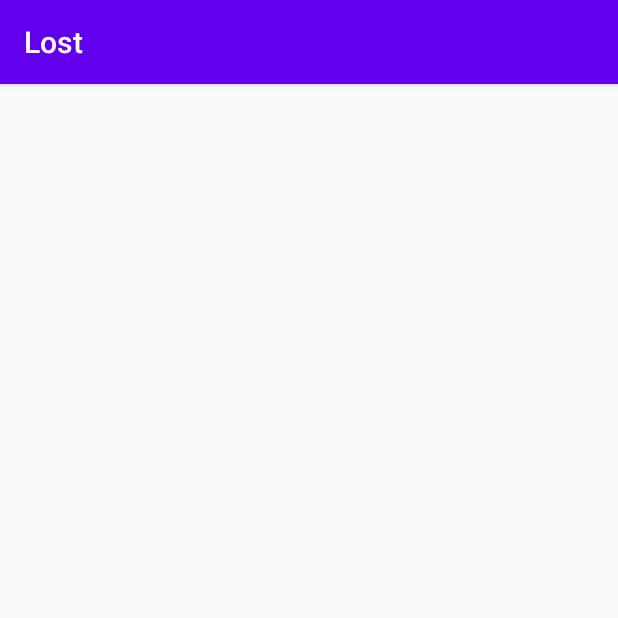
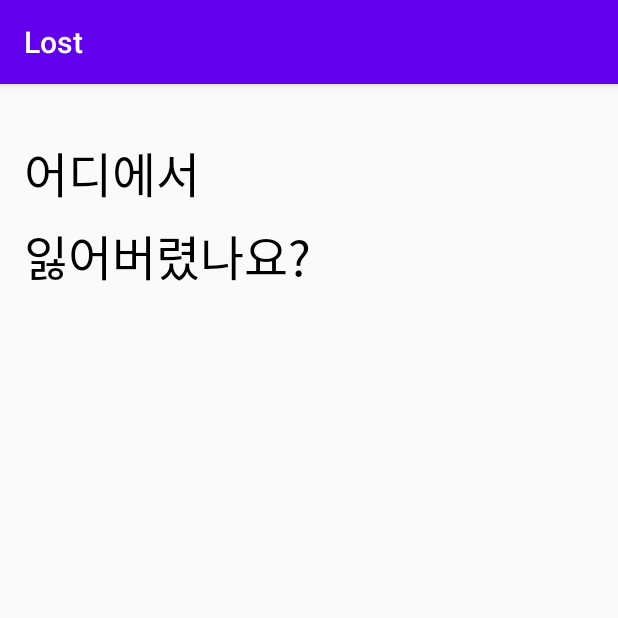
Before and after one commit to CoBita/Lost, an Android app: the fragment AcquirePlaceFr placed in its activity, on a phone screen of 412 x 824 dp, the top half of it. Run offline under Robolectric (Android 15) with nearby library versions, the phone set to English and light mode, and no system bars; our stand-ins replace data binding; libraries missing offline, so code that uses them is left out: com.and.base.

Commit message:
- acquire PlaceList Click

```diff
--- a/app/src/main/java/com/bita/lost/ui/main/AcquirePlaceFr.kt
+++ b/app/src/main/java/com/bita/lost/ui/main/AcquirePlaceFr.kt
@@ -19,7 +19,10 @@ class AcquirePlaceFr : LFragment() {
 
     lateinit var bb: AcquirePlaceFrBinding
 
-    private val acquirePlaceAdapter by lazy { AcquirePlaceAdapter() }
+    private val acquirePlaceAdapter by lazy {
+        //TODO : Animation 부분
+        AcquirePlaceAdapter().apply { onItemClick = { mainVm.setAcquirePlaceData(it) } }
+    }
     private val decoration = AcquirePlaceItemDecoration()
 
     override fun onCreateView(inflater: LayoutInflater, container: ViewGroup?, savedInstanceState: Bundle?): View? {
@@ -34,4 +37,12 @@ class AcquirePlaceFr : LFragment() {
         bb.recycler.addItemDecoration(decoration)
         vm.getAcquirePlaceCode()
     }
+
+
+    companion object {
+        fun newInstance(): AcquirePlaceFr {
+            val acquirePlaceFr = AcquirePlaceFr()
+            return acquirePlaceFr
+        }
+    }
 }
--- a/app/src/main/java/com/bita/lost/ui/main/MainActivity.kt
+++ b/app/src/main/java/com/bita/lost/ui/main/MainActivity.kt
@@ -1,6 +1,7 @@
 package com.bita.lost.ui.main
 
 import android.os.Bundle
+import androidx.lifecycle.Observer
 import com.bita.lost.R
 import com.bita.lost.base.LActivity
 import org.koin.androidx.viewmodel.ext.android.viewModel
@@ -16,13 +17,24 @@ class MainActivity : LActivity() {
     override fun onLoadOnce() {
         super.onLoadOnce()
         replace()
+
+        vm.selectAcquirePlaceData.observe(this, Observer {
+            it?.let {
+
+            }
+        })
     }
 
 
     private fun replace() {
         supportFragmentManager.beginTransaction()
-                .replace(R.id.container, AcquirePlaceFr(), "test")
+                .replace(R.id.container, AcquirePlaceFr.newInstance(), ACQUIRE_PLACE_TAG)
                 .commit()
     }
 
+    companion object {
+        const val ACQUIRE_PLACE_TAG = "AcquirePlace"
+
+    }
+
 }
--- a/app/src/main/java/com/bita/lost/ui/main/MainViewModel.kt
+++ b/app/src/main/java/com/bita/lost/ui/main/MainViewModel.kt
@@ -1,8 +1,18 @@
 package com.bita.lost.ui.main
 
+import androidx.lifecycle.LiveData
+import androidx.lifecycle.MutableLiveData
 import com.bita.lost.base.LViewModel
+import com.bita.lost.repo.data.AcquirePlaceData
 
-class MainViewModel() : LViewModel() {
+class MainViewModel : LViewModel() {
 
 
+    private val _selectAcquirePlaceData = MutableLiveData<AcquirePlaceData>()
+    val selectAcquirePlaceData: LiveData<AcquirePlaceData> get() = _selectAcquirePlaceData
+
+
+    fun setAcquirePlaceData(acquirePlaceData: AcquirePlaceData) {
+        _selectAcquirePlaceData.postValue(acquirePlaceData)
+    }
 }
--- /dev/null
+++ b/app/src/main/res/drawable/main_select_bg.xml
@@ -0,0 +1,9 @@
+<?xml version="1.0" encoding="utf-8"?>
+<shape xmlns:android="http://schemas.android.com/apk/res/android"
+    android:shape="oval">
+    <size
+        android:width="60dp"
+        android:height="60dp" />
+    <solid android:color="#778" />
+
+</shape>
--- a/app/src/main/res/layout/acquire_place_fr.xml
+++ b/app/src/main/res/layout/acquire_place_fr.xml
@@ -1,7 +1,8 @@
 <?xml version="1.0" encoding="utf-8"?>
 <layout xmlns:android="http://schemas.android.com/apk/res/android"
     xmlns:app="http://schemas.android.com/apk/res-auto"
-    xmlns:tools="http://schemas.android.com/tools">
+    xmlns:tools="http://schemas.android.com/tools"
+    tools:ignore="HardcodedText">
 
     <data>
 
@@ -19,15 +20,21 @@
             android:id="@+id/info"
             android:layout_width="wrap_content"
             android:layout_height="wrap_content"
+            android:layout_marginStart="16dp"
+            android:layout_marginTop="16dp"
+            android:lineSpacingExtra="8dp"
+            android:text="어디에서\n잃어버렸나요?"
+            android:textColor="@color/black"
+            android:textSize="32sp"
             app:layout_constraintStart_toStartOf="parent"
-            app:layout_constraintTop_toTopOf="parent"
-            tools:text="어디에서 잃어버리셨나요?" />
+            app:layout_constraintTop_toTopOf="parent" />
 
 
         <androidx.recyclerview.widget.RecyclerView
             android:id="@+id/recycler"
             android:layout_width="match_parent"
             android:layout_height="0dp"
+            android:layout_marginTop="32dp"
             app:acquirePlaceList="@{vm.codeList}"
             app:layoutManager="androidx.recyclerview.widget.GridLayoutManager"
             app:layout_constraintBottom_toBottomOf="parent"
--- a/app/src/main/res/layout/activity_main.xml
+++ b/app/src/main/res/layout/activity_main.xml
@@ -1,19 +1,55 @@
 <?xml version="1.0" encoding="utf-8"?>
-<androidx.constraintlayout.widget.ConstraintLayout xmlns:android="http://schemas.android.com/apk/res/android"
+
+<layout xmlns:android="http://schemas.android.com/apk/res/android"
     xmlns:app="http://schemas.android.com/apk/res-auto"
-    xmlns:tools="http://schemas.android.com/tools"
+    xmlns:tools="http://schemas.android.com/tools">
+
+    <data>
+
+        <variable
+            name="vm"
+            type="com.bita.lost.ui.main.MainViewModel" />
+    </data>
+
+    <androidx.constraintlayout.widget.ConstraintLayout
         android:layout_width="match_parent"
         android:layout_height="match_parent"
         tools:context=".ui.main.MainActivity">
 
-    <FrameLayout
-        android:id="@+id/dummy"
-        android:layout_width="match_parent"
-        android:layout_height="60dp"
-        app:layout_constraintEnd_toEndOf="parent"
+
+        <androidx.appcompat.widget.AppCompatTextView
+            android:id="@+id/acquirePlace"
+            android:layout_width="wrap_content"
+            android:layout_height="wrap_content"
+            android:gravity="center"
+            app:layout_constraintEnd_toStartOf="@id/temp"
             app:layout_constraintStart_toStartOf="parent"
             app:layout_constraintTop_toTopOf="parent"
-        tools:background="#778" />
+            tools:drawableTop="@drawable/ic_bus"
+            tools:text="버스" />
+
+        <androidx.appcompat.widget.AppCompatTextView
+            android:id="@+id/temp"
+            android:layout_width="wrap_content"
+            android:layout_height="wrap_content"
+            android:gravity="center"
+            app:layout_constraintEnd_toStartOf="@id/temp2"
+            app:layout_constraintStart_toEndOf="@id/acquirePlace"
+            app:layout_constraintTop_toTopOf="parent"
+            tools:drawableTop="@drawable/ic_bus"
+            tools:text="버스" />
+
+        <androidx.appcompat.widget.AppCompatTextView
+            android:id="@+id/temp2"
+            android:layout_width="wrap_content"
+            android:layout_height="wrap_content"
+            android:gravity="center"
+            app:layout_constraintEnd_toEndOf="parent"
+            app:layout_constraintStart_toEndOf="@id/temp"
+            app:layout_constraintTop_toTopOf="parent"
+            tools:drawableTop="@drawable/ic_bus"
+            tools:text="버스" />
+
 
         <FrameLayout
             android:id="@+id/container"
@@ -21,7 +57,8 @@
             android:layout_height="0dp"
             app:layout_constraintBottom_toBottomOf="parent"
             app:layout_constraintStart_toStartOf="parent"
-        app:layout_constraintTop_toBottomOf="@id/dummy" />
+            app:layout_constraintTop_toBottomOf="@id/acquirePlace" />
 
 
     </androidx.constraintlayout.widget.ConstraintLayout>
+</layout>
```
Lines whose indentation alone changed are shown as unchanged.
